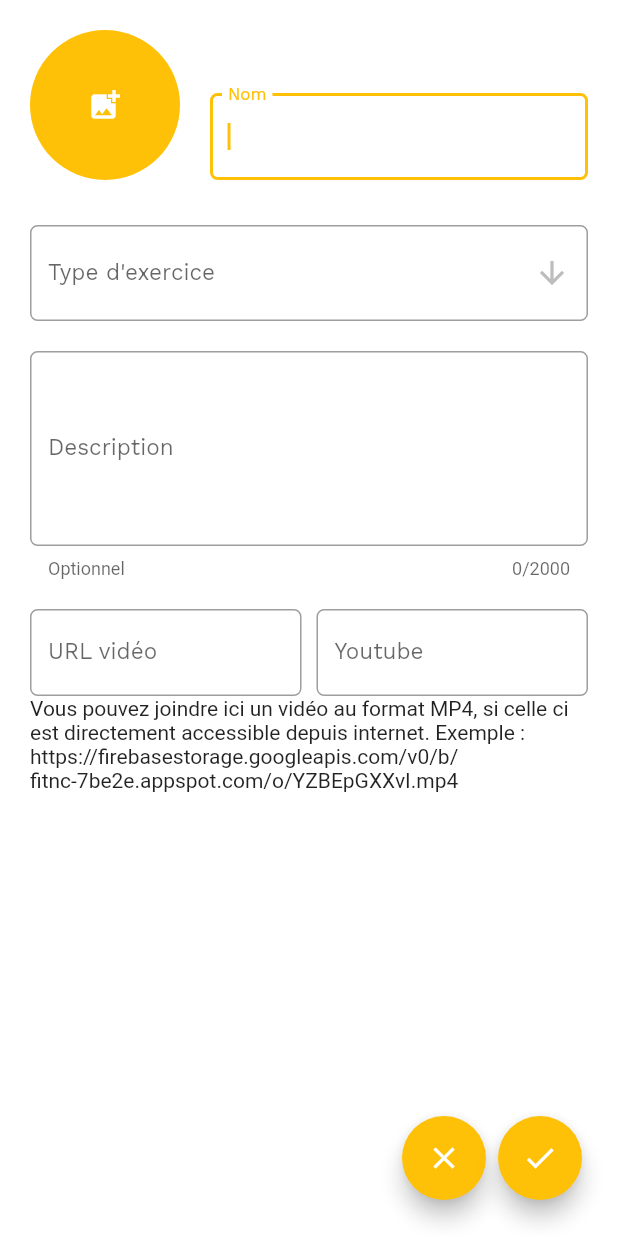
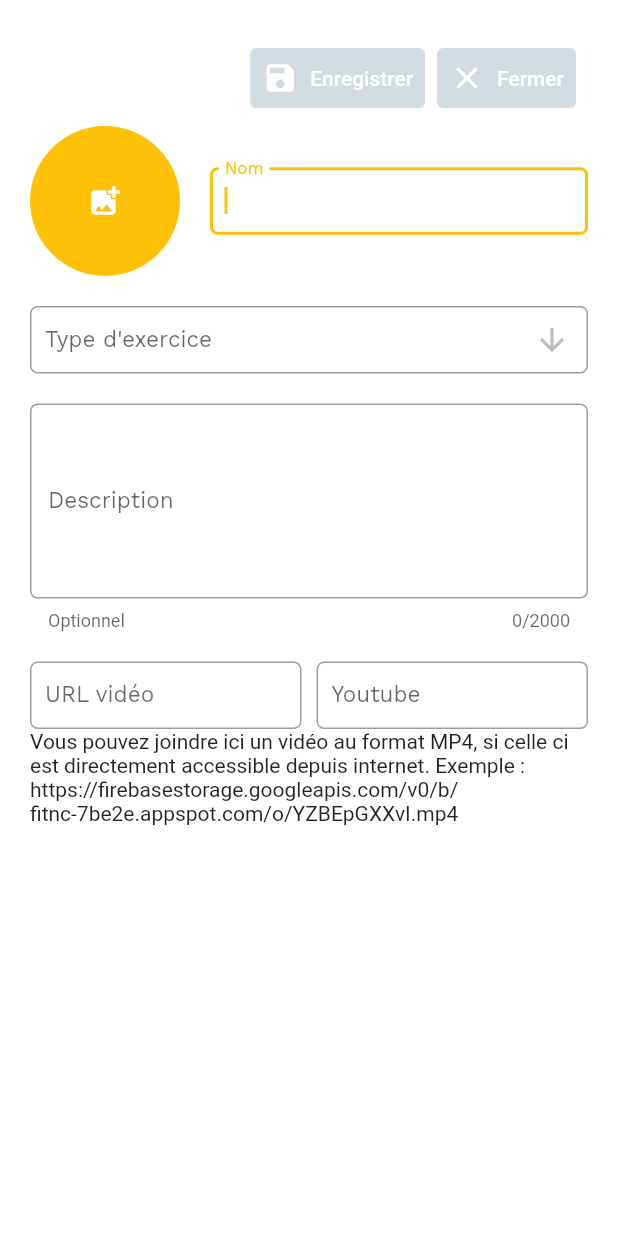
Before and after one commit to olivejp/fitnc-trainer, a Flutter app: the ExerciceUpdatePage screen opened by its route, on a phone screen of 412 x 824 dp. Run offline on Flutter 3.47's test engine with Material 2 defaults, Android fonts, the phone set to English and light mode, and no system bars; drawn by our look-alikes of oktoast; our stand-ins replace cloud_firestore, dotted_border, file_picker, firebase_auth, firebase_core, firebase_storage and 8 more; missing offline and left inert: loading_animations; accounts and stored records are empty.

```diff
--- a/lib/main.dart
+++ b/lib/main.dart
@@ -5,12 +5,15 @@ import 'package:fitnc_trainer/widget/exercice/exercice.update.page.dart';
 import 'package:fitnc_trainer/widget/home.page.dart';
 import 'package:fitnc_trainer/widget/login/login.page.dart';
 import 'package:fitnc_trainer/widget/login/sign-up.page.dart';
+import 'package:fitnc_trainer/widget/workout/workout.page.dart';
+import 'package:fitnc_trainer/widget/workout/workout.update.page.dart';
 import 'package:flutter/material.dart';
 import 'package:google_fonts/google_fonts.dart';
 import 'package:loading_animations/loading_animations.dart';
 import 'package:oktoast/oktoast.dart';
 
 import 'bloc/main.bloc.dart';
+import 'domain/workout.domain.dart';
 
 void main() {
   runApp(MyApp());
@@ -27,6 +30,7 @@ class MyApp extends StatelessWidget {
     FirebaseAuth.instance.authStateChanges().listen((User? user) {
       authService.updateUser(user);
     });
+
 
     return OKToast(
       position: ToastPosition.bottom,
@@ -94,6 +98,9 @@ class MyApp extends StatelessWidget {
   }
 }
 
+class FitnessConstants {
+  static const double textFormFieldHeight = 45;
+}
 
 class FitnessNcColors {
   static const Color white50 = Color(0xFFFFFFFF);
--- a/lib/widget/exercice/exercice.create.page.dart
+++ b/lib/widget/exercice/exercice.create.page.dart
@@ -14,7 +14,7 @@ class ExerciceCreatePage {
       context: context,
       builder: (BuildContext context) {
         return AlertDialog(
-          content: ExerciceFormBuilder.getForm(_formKey, bloc),
+          content: ExerciceFormBuilder.getForm(context, _formKey, bloc),
           actionsPadding: const EdgeInsets.all(20),
           actions: <Widget>[
             FloatingActionButton(
--- a/lib/widget/exercice/exercice.form.builder.dart
+++ b/lib/widget/exercice/exercice.form.builder.dart
@@ -1,5 +1,7 @@
 import 'package:fitnc_trainer/bloc/exercice/exercice_update.bloc.dart';
+import 'package:fitnc_trainer/main.dart';
 import 'package:fitnc_trainer/widget/widgets/firestore_param_dropdown.widget.dart';
+import 'package:fitnc_trainer/widget/widgets/generic_container.widget.dart';
 import 'package:fitnc_trainer/widget/widgets/storage_image.widget.dart';
 import 'package:flutter/cupertino.dart';
 import 'package:flutter/material.dart';
@@ -7,19 +9,42 @@ import 'package:video_player/video_player.dart';
 import 'package:youtube_player_iframe/youtube_player_iframe.dart';
 
 class ExerciceFormBuilder {
-  static Widget getForm(GlobalKey<FormState> _formKey, ExerciceUpdateBloc bloc) {
+  static Widget getForm(BuildContext context, GlobalKey<FormState> _formKey, ExerciceUpdateBloc bloc) {
     VideoPlayerController? _videoController;
     YoutubePlayerController? _youtubeController;
-    return ConstrainedBox(
-      constraints: const BoxConstraints(minWidth: 800),
-      child: Form(
+
+    final List<Widget> buttons = <Widget>[
+      TextButton.icon(
+          style: TextButton.styleFrom(backgroundColor: FitnessNcColors.blue100),
+          onPressed: () {
+            if (_formKey.currentState?.validate() == true) {
+              bloc.saveExercice().then((_) => Navigator.pop(context));
+            }
+          },
+          icon: const Icon(Icons.save, color: Colors.white),
+          label: const Text('Enregistrer', style: TextStyle(color: Colors.white))),
+      TextButton.icon(
+          style: TextButton.styleFrom(backgroundColor: FitnessNcColors.blue100),
+          onPressed: () => Navigator.pop(context),
+          icon: const Icon(Icons.close, color: Colors.white),
+          label: const Text('Fermer', style: TextStyle(color: Colors.white))),
+    ];
+
+    return Form(
       key: _formKey,
       child: Column(
         children: <Widget>[
           Padding(
-              padding: const EdgeInsets.only(bottom: 30.0),
-              child: Row(
-                crossAxisAlignment: CrossAxisAlignment.end,
+            padding: const EdgeInsets.only(bottom: 20.0),
+            child: Column(
+              children:<Widget> [
+                Row(
+                  mainAxisAlignment: MainAxisAlignment.end,
+                  children: <Widget>[
+                    ButtonBar(children: buttons),
+                  ],
+                ),
+                Row(
                   children: <Widget>[
                     StorageStreamImageWidget(
                       onSaved: (StorageFile? storagePair) => bloc.setStoragePair(storagePair),
@@ -29,11 +54,11 @@ class ExerciceFormBuilder {
                     Expanded(
                       child: Padding(
                         padding: const EdgeInsets.only(left: 20),
-                      child: TextFormField(
+                        child: FitnessDecorationTextFormField(
                             initialValue: bloc.name,
                             autofocus: true,
                             onChanged: (String value) => bloc.name = value,
-                          decoration: const InputDecoration(labelText: 'Nom'),
+                            labelText: 'Nom',
                             validator: (String? value) {
                               if (value == null || value.isEmpty) {
                                 return 'Merci de renseigner le nom du exercice.';
@@ -44,12 +69,17 @@ class ExerciceFormBuilder {
                     ),
                   ],
                 ),
+              ],
+            ),
           ),
           Row(
             children: <Widget>[
               Expanded(
                   child: ParamDropdownButton(
-                  decoration: const InputDecoration(labelText: "Type d'exercice"),
+                decoration: const InputDecoration(
+                    labelText: "Type d'exercice",
+                    constraints: BoxConstraints(maxHeight: FitnessConstants.textFormFieldHeight),
+                    contentPadding: EdgeInsets.symmetric(horizontal: 10)),
                 paramName: 'type_exercice',
                 initialValue: bloc.typeExercice,
                 onChanged: (String? onChangedValue) => bloc.typeExercice = onChangedValue,
@@ -74,20 +104,22 @@ class ExerciceFormBuilder {
                 Expanded(
                   child: Padding(
                     padding: const EdgeInsets.only(right: 5),
-                      child: TextFormField(
+                    child: FitnessDecorationTextFormField(
                       initialValue: bloc.videoUrl,
                       onChanged: (String value) => bloc.videoUrl = value,
-                        decoration: const InputDecoration(hintText: 'Exemple : https://myStorage.com/squat_video.mp4', labelText: 'URL vidéo'),
+                      labelText: 'URL vidéo',
+                      hintText: 'Exemple : https://myStorage.com/squat_video.mp4',
                     ),
                   ),
                 ),
                 Expanded(
                   child: Padding(
                     padding: const EdgeInsets.only(left: 5),
-                      child: TextFormField(
+                    child: FitnessDecorationTextFormField(
                       initialValue: bloc.youtubeUrl,
                       onChanged: (String value) => bloc.youtubeUrl = value,
-                        decoration: const InputDecoration(hintText: 'Identifiant vidéo Youtube', labelText: 'Youtube'),
+                      hintText: 'Identifiant vidéo Youtube',
+                      labelText: 'Youtube',
                     ),
                   ),
                 )
@@ -95,7 +127,7 @@ class ExerciceFormBuilder {
             ),
           ),
           Row(
-              children: [
+            children: <Widget>[
               Expanded(
                 child: Text(
                   'Vous pouvez joindre ici un vidéo au format MP4, si celle ci est directement accessible depuis internet. Exemple : https://firebasestorage.googleapis.com/v0/b/fitnc-7be2e.appspot.com/o/YZBEpGXXvI.mp4',
@@ -165,7 +197,6 @@ class ExerciceFormBuilder {
           ),
         ],
       ),
-      ),
     );
   }
 }
--- a/lib/widget/exercice/exercice.update.page.dart
+++ b/lib/widget/exercice/exercice.update.page.dart
@@ -28,24 +28,9 @@ class _ExerciceUpdatePageState extends State<ExerciceUpdatePage> {
   Widget build(BuildContext context) {
     return Scaffold(
         backgroundColor: Colors.transparent,
-        floatingActionButton: ButtonBar(children: [
-          FloatingActionButton(
-            onPressed: () => Navigator.of(context).pop(),
-            child: const Icon(Icons.clear),
-            tooltip: 'Annuler',
-          ),
-          FloatingActionButton(
-            onPressed: () {
-              if (_formKey.currentState?.validate() == true) {
-                widget.bloc.saveExercice().then((value) => Navigator.pop(context)).catchError((error) => print(error.toString()));
-              }
-            },
-            child: const Icon(Icons.check),
-            tooltip: 'Valider',
-          )
-        ]),
         body: GenericUpdateWidget(
-          child: ExerciceFormBuilder.getForm(_formKey, widget.bloc),
+          maximumWidth: 1200,
+          child: ExerciceFormBuilder.getForm(context, _formKey, widget.bloc),
         ));
   }
 }
--- a/lib/widget/widgets/firestore_param_dropdown.widget.dart
+++ b/lib/widget/widgets/firestore_param_dropdown.widget.dart
@@ -46,7 +46,22 @@ class TimerDropdownButton extends StatelessWidget {
 }
 
 class ParamDropdownButton extends StatelessWidget {
-  static const Icon DEFAULT_ICON = Icon(Icons.arrow_downward);
+
+  ParamDropdownButton({
+    this.key,
+    this.style,
+    this.decoration,
+    required this.paramName,
+    required this.initialValue,
+    required this.onChanged,
+    this.icon = defaultIcon,
+    this.onlyValue = false,
+    this.hint,
+    this.insertNull = false,
+    this.nullElement,
+  });
+
+  static const Icon defaultIcon = Icon(Icons.arrow_downward);
 
   final Key? key;
   final ParamService paramService = ParamService.getInstance();
@@ -61,19 +76,6 @@ class ParamDropdownButton extends StatelessWidget {
   final bool insertNull;
   final String? nullElement;
 
-  ParamDropdownButton({
-    this.key,
-    this.style,
-    this.decoration,
-    required this.paramName,
-    required this.initialValue,
-    required this.onChanged,
-    this.icon = DEFAULT_ICON,
-    this.onlyValue = false,
-    this.hint,
-    this.insertNull = false,
-    this.nullElement,
-  });
 
   @override
   Widget build(BuildContext context) {
--- a/lib/widget/widgets/generic_container.widget.dart
+++ b/lib/widget/widgets/generic_container.widget.dart
@@ -1,15 +1,28 @@
+import 'package:fitnc_trainer/main.dart';
 import 'package:flutter/material.dart';
 
-class GenericContainerWidget extends StatelessWidget {
-  const GenericContainerWidget({required this.child, this.opacity = 0.0});
+class FitnessDecorationTextFormField extends StatelessWidget {
+  const FitnessDecorationTextFormField({Key? key, this.initialValue, this.labelText, this.onChanged, this.validator, this.autofocus = false, this.hintText}) : super(key: key);
 
-  final Widget child;
-  final double opacity;
+  final bool autofocus;
+  final String? initialValue;
+  final ValueChanged<String>? onChanged;
+  final FormFieldValidator<String>? validator;
+  final String? labelText;
+  final String? hintText;
 
   @override
   Widget build(BuildContext context) {
-    return Container(
-      child: child,
-    );
+    return TextFormField(
+        initialValue: initialValue,
+        onChanged: onChanged,
+        autofocus: autofocus,
+        decoration: InputDecoration(
+          hintText: hintText,
+          labelText: labelText,
+          constraints: const BoxConstraints(maxHeight: FitnessConstants.textFormFieldHeight),
+          contentPadding: const EdgeInsets.symmetric(horizontal: 10),
+        ),
+        validator: validator);
   }
 }
--- a/lib/widget/widgets/generic_update.widget.dart
+++ b/lib/widget/widgets/generic_update.widget.dart
@@ -17,11 +17,11 @@ class GenericUpdateWidget extends StatelessWidget {
           limit = maximumWidth;
         }
         return Column(
-          children: [
+          children: <Widget>[
             Expanded(
               child: Row(
                 mainAxisAlignment: MainAxisAlignment.center,
-                children: [
+                children: <Widget>[
                   ConstrainedBox(
                     constraints: BoxConstraints.expand(width: limit),
                     child: Padding(
```
Also changed, not shown: lib/widget/generic.grid.card.dart (+3 -11 lines), lib/widget/home.page.dart (+2 -5 lines), lib/widget/programme/programme.form.builder.dart (+5 -2 lines), lib/widget/programme/programme.page.dart (+9 -3 lines), lib/widget/programme/programme.update.page.dart (+37 -23 lines), lib/widget/workout/workout.update.page.dart (+40 -22 lines). Lines whose indentation alone changed are shown as unchanged.
